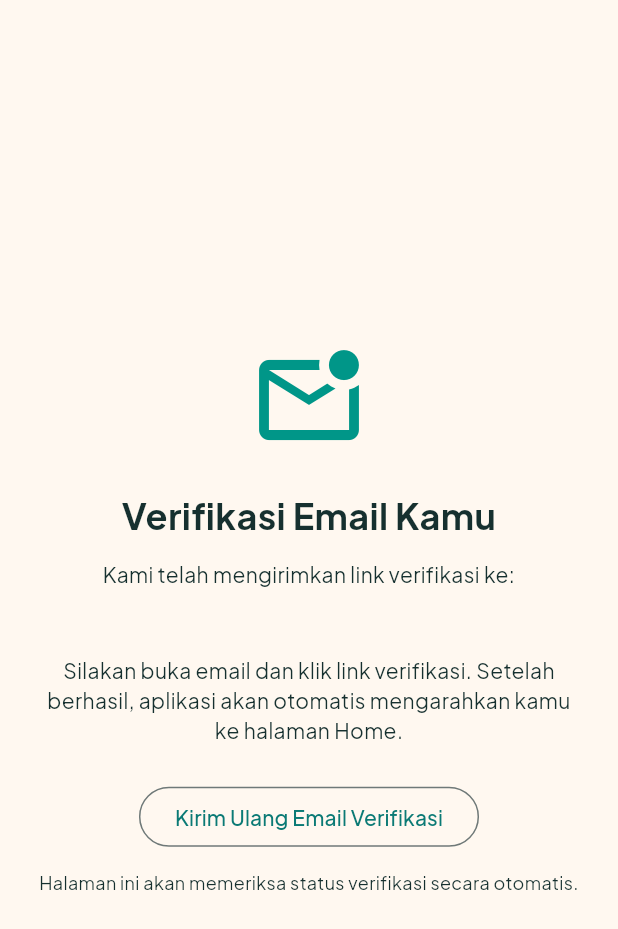
After one commit to muthiahannsa/kelompok-8_Kelas-C_pemrograman_mobile, a Flutter app: the VerificationScreen screen opened directly, on a phone screen of 412 x 824 dp. The commit adds this screen. Shown: the top 929 px of the screen. Run offline on Flutter 3.47's test engine with Material 3 defaults, Android fonts, the phone set to English and light mode, and no system bars; our stand-ins replace cloud_firestore, firebase_auth, firebase_core, firebase_messaging, flutter_local_notifications, flutter_map and 3 more; accounts and stored records are empty.

Commit message:
Menambahkan verifikasi email otomatis

```diff
--- a/wisata_nusantara/lib/auth/login_screen.dart
+++ b/wisata_nusantara/lib/auth/login_screen.dart
@@ -2,6 +2,7 @@ import 'package:flutter/material.dart';
 import 'package:provider/provider.dart';
 
 import '../theme/app_theme.dart';
+import '../utils/input_sanitizer.dart';
 import 'auth_provider.dart';
 
 class LoginScreen extends StatefulWidget {
@@ -38,23 +39,34 @@ class _LoginScreenState extends State<LoginScreen> {
     );
   }
 
+
 Future<void> _submit() async {
   FocusScope.of(context).unfocus();
 
   final authProvider = context.read<AuthProvider>();
-    final email = _emailController.text.trim();
-    final password = _passwordController.text.trim();
 
-    // FR-05: kolom kosong -> Snackbar
+  // Sanitasi email sebelum diproses
+  final email = InputSanitizer.sanitizeEmail(
+    _emailController.text,
+  );
+
+  // Password tidak boleh diubah dengan trim()
+  final password = _passwordController.text;
+
+  // Validasi kolom kosong
   if (email.isEmpty || password.isEmpty) {
-      _showSnack('Email dan password wajib diisi!', isError: true);
+    _showSnack(
+      'Email dan password wajib diisi!',
+      isError: true,
+    );
     return;
   }
 
-    // Validasi format (inline di bawah kolom)
+  // Validasi format email
   if (!_formKey.currentState!.validate()) return;
 
   String? errorMessage;
+
   if (_isLoginMode) {
     errorMessage = await authProvider.login(
       email: email,
@@ -72,8 +84,14 @@ class _LoginScreenState extends State<LoginScreen> {
 
   if (errorMessage != null) {
   _showSnack('Gagal: $errorMessage', isError: true);
+} else if (_isLoginMode) {
+  _showSnack(
+    'Berhasil masuk sebagai ${authProvider.role.toUpperCase()}!'
+  );
 } else {
-      _showSnack('Berhasil masuk sebagai ${authProvider.role.toUpperCase()}!');
+  _showSnack(
+    'Registrasi berhasil! Silakan periksa email untuk verifikasi.'
+  );
 }
 }
 
@@ -221,10 +239,16 @@ class _LoginScreenState extends State<LoginScreen> {
                 prefixIcon: Icon(Icons.mail_outline_rounded),
               ),
               validator: (value) {
-                final v = value?.trim() ?? '';
-                if (!RegExp(r'^[^@\s]+@[^@\s]+\.[^@\s]+$').hasMatch(v)) {
+                final email = InputSanitizer.sanitizeEmail(value ?? '');
+
+                if (email.isEmpty) {
+                  return 'Email tidak boleh kosong';
+                  }
+
+                if (!InputSanitizer.isValidEmail(email)) {
                   return 'Format email tidak valid';
                   }
+
                 return null;
                   },
             ),
--- /dev/null
+++ b/wisata_nusantara/lib/auth/verification_screen.dart
@@ -0,0 +1,158 @@
+
+import 'dart:async';
+
+import 'package:flutter/material.dart';
+import 'package:firebase_auth/firebase_auth.dart';
+
+class VerificationScreen extends StatefulWidget {
+  const VerificationScreen({super.key});
+
+  @override
+  State<VerificationScreen> createState() =>
+      _VerificationScreenState();
+}
+
+class _VerificationScreenState extends State<VerificationScreen> {
+  Timer? _timer;
+  bool _isSending = false;
+
+  @override
+  void initState() {
+    super.initState();
+
+    // Periksa status verifikasi setiap 3 detik.
+    _timer = Timer.periodic(
+      const Duration(seconds: 3),
+      (_) => _checkVerification(),
+    );
+
+    _checkVerification();
+  }
+
+  Future<void> _checkVerification() async {
+    final user = FirebaseAuth.instance.currentUser;
+
+    if (user == null) return;
+
+    try {
+      await user.reload();
+
+      final updatedUser = FirebaseAuth.instance.currentUser;
+
+      if (updatedUser != null && updatedUser.emailVerified) {
+        _timer?.cancel();
+
+        // userChanges() pada AuthWrapper akan mengarahkan
+        // pengguna ke Home secara otomatis.
+      }
+    } catch (e) {
+      debugPrint('Gagal memeriksa verifikasi: $e');
+    }
+  }
+
+  Future<void> _resendEmail() async {
+    final user = FirebaseAuth.instance.currentUser;
+
+    if (user == null) return;
+
+    setState(() => _isSending = true);
+
+    try {
+      await user.sendEmailVerification();
+
+      if (!mounted) return;
+
+      ScaffoldMessenger.of(context).showSnackBar(
+        const SnackBar(
+          content: Text('Email verifikasi berhasil dikirim ulang.'),
+        ),
+      );
+    } catch (e) {
+      if (!mounted) return;
+
+      ScaffoldMessenger.of(context).showSnackBar(
+        SnackBar(content: Text('Gagal mengirim email: $e')),
+      );
+    } finally {
+      if (mounted) {
+        setState(() => _isSending = false);
+      }
+    }
+  }
+
+  @override
+  void dispose() {
+    _timer?.cancel();
+    super.dispose();
+  }
+
+  @override
+  Widget build(BuildContext context) {
+    final email = FirebaseAuth.instance.currentUser?.email ?? '';
+
+    return Scaffold(
+      body: Center(
+        child: Padding(
+          padding: const EdgeInsets.all(24),
+          child: ConstrainedBox(
+            constraints: const BoxConstraints(maxWidth: 420),
+            child: Column(
+              mainAxisSize: MainAxisSize.min,
+              children: [
+                const Icon(
+                  Icons.mark_email_unread_outlined,
+                  size: 80,
+                  color: Colors.teal,
+                ),
+                const SizedBox(height: 20),
+                const Text(
+                  'Verifikasi Email Kamu',
+                  style: TextStyle(
+                    fontSize: 24,
+                    fontWeight: FontWeight.bold,
+                  ),
+                  textAlign: TextAlign.center,
+                ),
+                const SizedBox(height: 12),
+                const Text(
+                  'Kami telah mengirimkan link verifikasi ke:',
+                  textAlign: TextAlign.center,
+                ),
+                const SizedBox(height: 8),
+                Text(
+                  email,
+                  style: const TextStyle(
+                    fontWeight: FontWeight.bold,
+                  ),
+                  textAlign: TextAlign.center,
+                ),
+                const SizedBox(height: 16),
+                const Text(
+                  'Silakan buka email dan klik link verifikasi. '
+                  'Setelah berhasil, aplikasi akan otomatis '
+                  'mengarahkan kamu ke halaman Home.',
+                  textAlign: TextAlign.center,
+                ),
+                const SizedBox(height: 24),
+                OutlinedButton(
+                  onPressed: _isSending ? null : _resendEmail,
+                  child: Text(
+                    _isSending
+                        ? 'Mengirim...'
+                        : 'Kirim Ulang Email Verifikasi',
+                  ),
+                ),
+                const SizedBox(height: 12),
+                const Text(
+                  'Halaman ini akan memeriksa status verifikasi secara otomatis.',
+                  textAlign: TextAlign.center,
+                  style: TextStyle(fontSize: 12),
+                ),
+              ],
+            ),
+          ),
+        ),
+      ),
+    );
+  }
+}
--- /dev/null
+++ b/wisata_nusantara/lib/utils/input_sanitizer.dart
@@ -0,0 +1,35 @@
+
+class InputSanitizer {
+  // Sanitasi email
+  static String sanitizeEmail(String email) {
+    return email.trim();
+  }
+
+  // Validasi format email
+  static bool isValidEmail(String email) {
+    final emailRegex = RegExp(
+      r'^[^@\s]+@[^@\s]+\.[^@\s]+$',
+    );
+
+    return emailRegex.hasMatch(email);
+  }
+
+  // Sanitasi nama pengguna
+  static String sanitizeName(String name) {
+    return name
+        .trim()
+        .replaceAll(RegExp(r'\s+'), ' ');
+  }
+
+  // Sanitasi input pencarian
+  static String sanitizeSearch(String query) {
+    return query
+        .replaceAll(RegExp(r'[\x00-\x1F\x7F]'), '')
+        .trim();
+  }
+
+  // Validasi nama pengguna
+  static bool isValidName(String name) {
+    return name.trim().isNotEmpty && name.trim().length <= 50;
+  }
+}
```
Also changed, not shown: wisata_nusantara/lib/auth/auth_provider.dart (+60 -14 lines), wisata_nusantara/lib/auth/auth_wrapper.dart (+16 -5 lines). Lines whose indentation alone changed are shown as unchanged.
